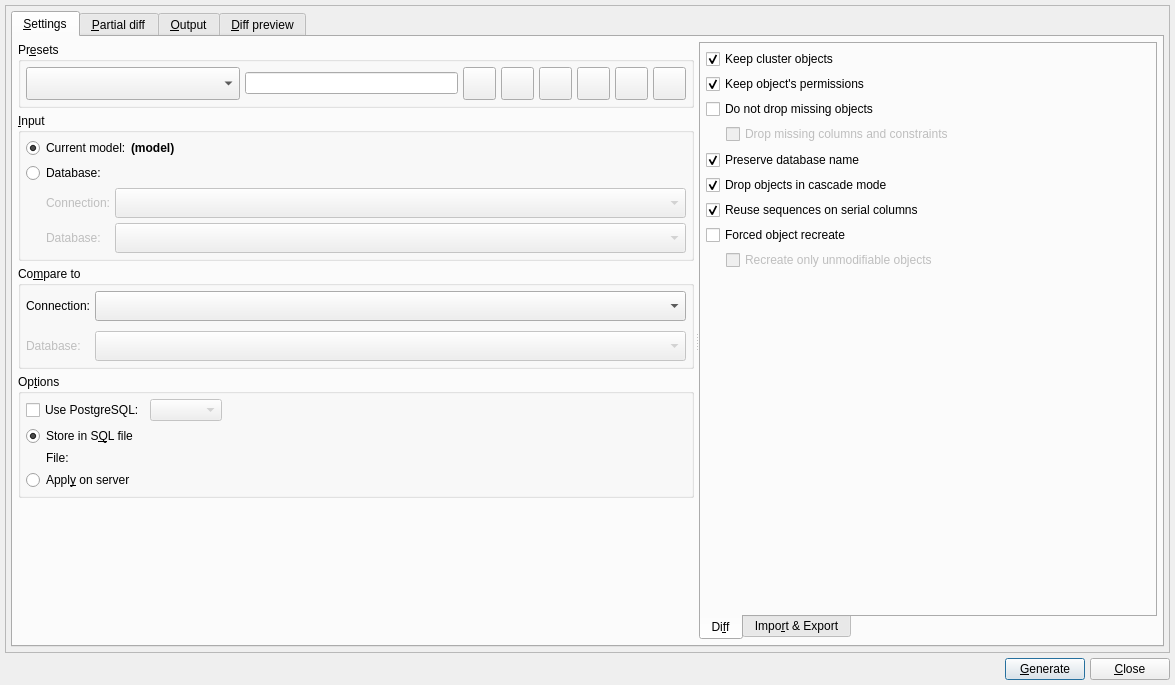
The window that libs/libgui/ui/tools/modeldatabasediffform.ui (pgmodeler/pgmodeler) describes before a commit, drawn with Qt 5.
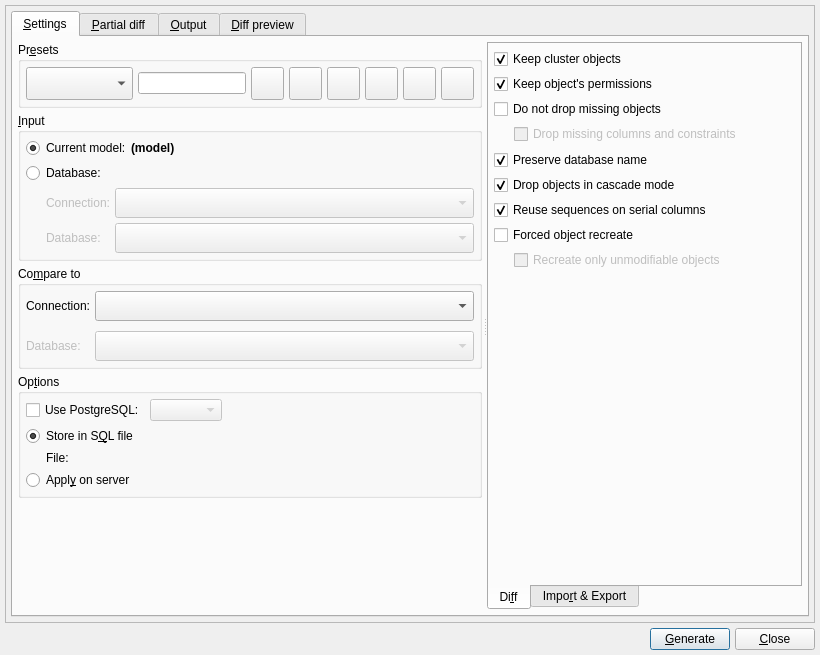
The same window after the commit. Icons and pictures are not drawn.

Diff of the .ui file:
```diff
--- a/libs/libgui/ui/tools/modeldatabasediffform.ui
+++ b/libs/libgui/ui/tools/modeldatabasediffform.ui
@@ -9,8 +9,8 @@
    <rect>
     <x>0</x>
     <y>0</y>
-    <width>1175</width>
-    <height>685</height>
+    <width>820</width>
+    <height>655</height>
    </rect>
   </property>
   <property name="sizePolicy">
@@ -21,8 +21,8 @@
   </property>
   <property name="minimumSize">
    <size>
-    <width>1175</width>
-    <height>685</height>
+    <width>820</width>
+    <height>655</height>
    </size>
   </property>
   <property name="maximumSize">
```
